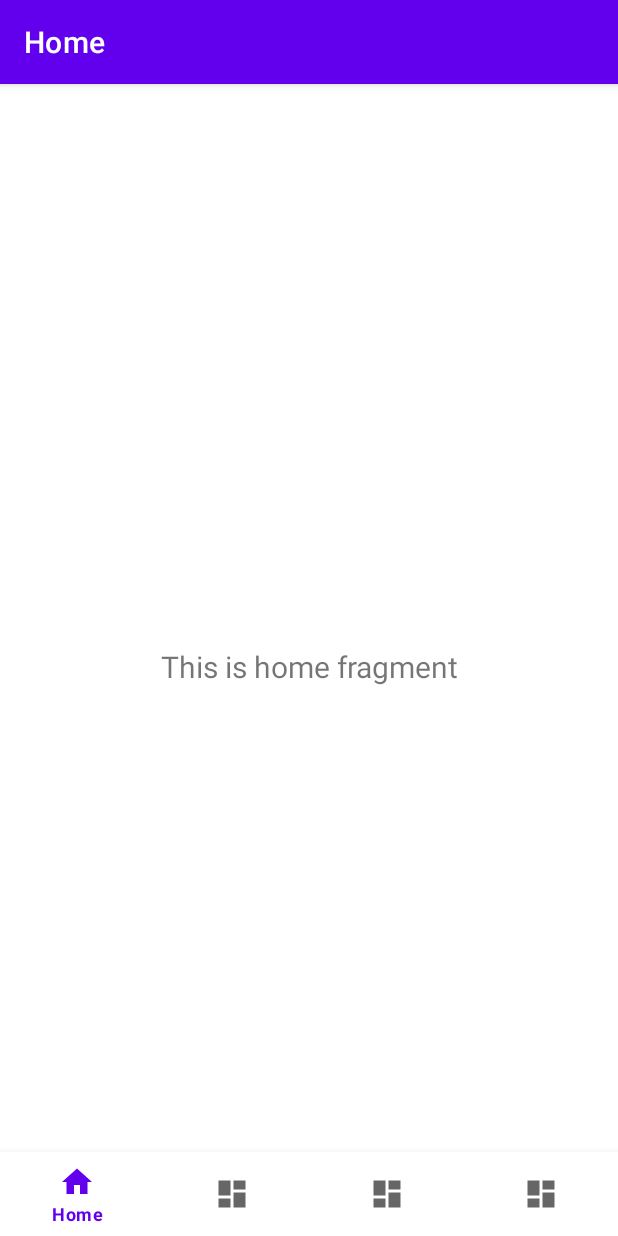
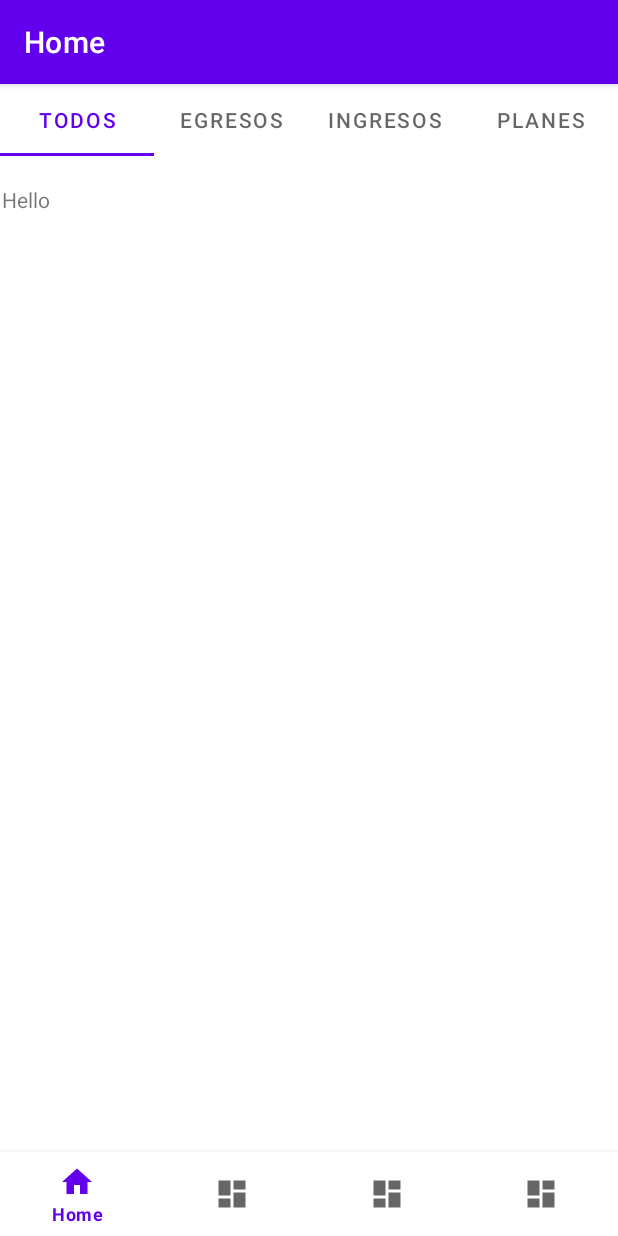
Before and after one commit to marcosherna/wallet_android, an Android app: the screen it shows after launch (MainActivity), on a phone screen of 412 x 824 dp. Run offline under Robolectric (Android 15) with nearby library versions, the light colour scheme and no system bars; our stand-ins replace navigation-ui.

Commit message:
Implementing and configuring the TabLayout

```diff
--- /dev/null
+++ b/app/src/main/java/com/example/wallet/ui/adapters/VPAdapter.java
@@ -0,0 +1,29 @@
+package com.example.wallet.ui.adapters;
+
+import androidx.annotation.NonNull;
+import androidx.fragment.app.Fragment;
+import androidx.viewpager2.adapter.FragmentStateAdapter;
+
+import java.util.ArrayList;
+
+public class VPAdapter extends FragmentStateAdapter {
+    private final ArrayList<Fragment> lstFragments = new ArrayList<>();
+
+    public VPAdapter(@NonNull Fragment fragment) {
+        super(fragment);
+    }
+
+    @NonNull
+    @Override
+    public Fragment createFragment(int position) {
+        return this.lstFragments.get(position);
+    }
+
+    @Override
+    public int getItemCount() {
+        return this.lstFragments.size();
+    }
+    public void addFragment(Fragment fragment) {
+        this.lstFragments.add(fragment);
+    }
+}
--- /dev/null
+++ b/app/src/main/java/com/example/wallet/ui/providers/TapHomeAdapterProvider.java
@@ -0,0 +1,4 @@
+package com.example.wallet.ui.providers;
+
+public class TapHomeAdapterProvider {
+}
--- a/app/src/main/java/com/example/wallet/ui/views/home/HomeFragment.java
+++ b/app/src/main/java/com/example/wallet/ui/views/home/HomeFragment.java
@@ -11,10 +11,26 @@ import androidx.fragment.app.Fragment;
 import androidx.lifecycle.ViewModelProvider;
 
 import com.example.wallet.databinding.FragmentHomeBinding;
+import com.example.wallet.ui.views.home.tabs.all.TabAllFragment;
+import com.example.wallet.ui.views.home.tabs.expense.TabExpenseFragment;
+import com.example.wallet.ui.views.home.tabs.plan.TabPlanFragment;
+import com.example.wallet.ui.views.home.tabs.revenue.TabRevenueFragment;
+import com.example.wallet.utils.TabHelper;
+
+import java.lang.reflect.Array;
+import java.util.ArrayList;
+import java.util.Arrays;
+import java.util.List;
 
 public class HomeFragment extends Fragment {
 
     private FragmentHomeBinding binding;
+     private final ArrayList<Fragment> tabs =new ArrayList<>(Arrays.asList(
+            new TabAllFragment(),
+            new TabExpenseFragment(),
+            new TabRevenueFragment(),
+            new TabPlanFragment()
+    ));
 
     public View onCreateView(@NonNull LayoutInflater inflater,
                              ViewGroup container, Bundle savedInstanceState) {
@@ -24,8 +40,8 @@ public class HomeFragment extends Fragment {
         binding = FragmentHomeBinding.inflate(inflater, container, false);
         View root = binding.getRoot();
 
-        final TextView textView = binding.textHome;
-        homeViewModel.getText().observe(getViewLifecycleOwner(), textView::setText);
+        TabHelper.setupTabLayoutAndViewPager(this, binding.tabLayout, binding.viewPager, tabs);
+
         return root;
     }
 
--- /dev/null
+++ b/app/src/main/java/com/example/wallet/ui/views/home/tabs/all/TabAllFragment.java
@@ -0,0 +1,38 @@
+package com.example.wallet.ui.views.home.tabs.all;
+
+import androidx.lifecycle.ViewModelProvider;
+
+import android.os.Bundle;
+
+import androidx.annotation.NonNull;
+import androidx.annotation.Nullable;
+import androidx.fragment.app.Fragment;
+
+import android.view.LayoutInflater;
+import android.view.View;
+import android.view.ViewGroup;
+
+import com.example.wallet.R;
+import com.example.wallet.databinding.FragmentTabAllBinding;
+
+public class TabAllFragment extends Fragment {
+
+    FragmentTabAllBinding binding;
+    @Override
+    public View onCreateView(@NonNull LayoutInflater inflater, @Nullable ViewGroup container,
+                             @Nullable Bundle savedInstanceState) {
+
+        TabAllViewModel tabAllViewModel = new ViewModelProvider(this).get(TabAllViewModel.class);
+        binding = FragmentTabAllBinding.inflate(inflater, container, false);
+
+        return binding.getRoot();
+    }
+
+    @Override
+    public void onDestroyView() {
+        super.onDestroyView();
+        binding = null;
+    }
+
+
+}
--- /dev/null
+++ b/app/src/main/java/com/example/wallet/ui/views/home/tabs/all/TabAllViewModel.java
@@ -0,0 +1,7 @@
+package com.example.wallet.ui.views.home.tabs.all;
+
+import androidx.lifecycle.ViewModel;
+
+public class TabAllViewModel extends ViewModel {
+    // TODO: Implement the ViewModel
+}
--- /dev/null
+++ b/app/src/main/java/com/example/wallet/utils/TabHelper.java
@@ -0,0 +1,32 @@
+package com.example.wallet.utils;
+
+import androidx.fragment.app.Fragment;
+import androidx.viewpager2.widget.ViewPager2;
+
+import com.example.wallet.ui.adapters.VPAdapter;
+import com.google.android.material.tabs.TabLayout;
+import com.google.android.material.tabs.TabLayoutMediator;
+
+import java.util.ArrayList;
+import java.util.Objects;
+
+public class TabHelper {
+    public static void setupTabLayoutAndViewPager(Fragment context, TabLayout tabLayout, ViewPager2 viewPager, ArrayList<Fragment> fragments) {
+        VPAdapter vpAdapter = new VPAdapter(context);
+
+        for (Fragment fragment : fragments) {
+            vpAdapter.addFragment(fragment);
+        }
+
+        viewPager.setAdapter(vpAdapter);
+
+        tabLayout.addOnTabSelectedListener(new TabSelectedListener(viewPager));
+        viewPager.registerOnPageChangeCallback(new ViewPager2.OnPageChangeCallback() {
+            @Override
+            public void onPageSelected(int position) {
+                super.onPageSelected(position);
+                Objects.requireNonNull(tabLayout.getTabAt(position)).select();
+            }
+        });
+    }
+}
--- /dev/null
+++ b/app/src/main/java/com/example/wallet/utils/TabSelectedListener.java
@@ -0,0 +1,30 @@
+package com.example.wallet.utils;
+
+import androidx.viewpager.widget.ViewPager;
+import androidx.viewpager2.widget.ViewPager2;
+
+import com.google.android.material.tabs.TabLayout;
+
+public class TabSelectedListener implements TabLayout.OnTabSelectedListener {
+
+    private final ViewPager2 viewPager;
+
+    public TabSelectedListener(ViewPager2 viewPager) {
+        this.viewPager = viewPager;
+    }
+
+    @Override
+    public void onTabSelected(TabLayout.Tab tab) {
+        viewPager.setCurrentItem(tab.getPosition());
+    }
+
+    @Override
+    public void onTabUnselected(TabLayout.Tab tab) {
+        // Acción opcional si necesitas manejar esto
+    }
+
+    @Override
+    public void onTabReselected(TabLayout.Tab tab) {
+        // Acción opcional si necesitas manejar esto
+    }
+}
--- a/app/src/main/res/layout/fragment_home.xml
+++ b/app/src/main/res/layout/fragment_home.xml
@@ -6,17 +6,43 @@
     android:layout_height="match_parent"
     tools:context=".ui.views.home.HomeFragment">
 
-    <TextView
-        android:id="@+id/text_home"
+    <com.google.android.material.tabs.TabLayout
+        android:id="@+id/tabLayout"
         android:layout_width="match_parent"
         android:layout_height="wrap_content"
-        android:layout_marginStart="8dp"
-        android:layout_marginTop="8dp"
-        android:layout_marginEnd="8dp"
-        android:textAlignment="center"
-        android:textSize="20sp"
+        app:layout_constraintEnd_toEndOf="parent"
+        app:layout_constraintStart_toStartOf="parent"
+        app:layout_constraintTop_toTopOf="parent">
+
+        <com.google.android.material.tabs.TabItem
+            android:layout_width="wrap_content"
+            android:layout_height="wrap_content"
+            android:text="@string/txt_all" />
+
+        <com.google.android.material.tabs.TabItem
+            android:layout_width="wrap_content"
+            android:layout_height="wrap_content"
+            android:text="@string/txt_expense" />
+
+        <com.google.android.material.tabs.TabItem
+            android:layout_width="wrap_content"
+            android:layout_height="wrap_content"
+            android:text="@string/txt_revenue" />
+
+        <com.google.android.material.tabs.TabItem
+            android:layout_width="wrap_content"
+            android:layout_height="wrap_content"
+            android:text="@string/txt_plan" />
+
+    </com.google.android.material.tabs.TabLayout>
+
+    <androidx.viewpager2.widget.ViewPager2
+        android:id="@+id/viewPager"
+        android:layout_width="409dp"
+        android:layout_height="681dp"
         app:layout_constraintBottom_toBottomOf="parent"
         app:layout_constraintEnd_toEndOf="parent"
         app:layout_constraintStart_toStartOf="parent"
-        app:layout_constraintTop_toTopOf="parent" />
+        app:layout_constraintTop_toBottomOf="@+id/tabLayout" />
+
 </androidx.constraintlayout.widget.ConstraintLayout>
--- /dev/null
+++ b/app/src/main/res/layout/fragment_tab_all.xml
@@ -0,0 +1,13 @@
+<?xml version="1.0" encoding="utf-8"?>
+<FrameLayout xmlns:android="http://schemas.android.com/apk/res/android"
+    xmlns:tools="http://schemas.android.com/tools"
+    android:layout_width="match_parent"
+    android:layout_height="match_parent"
+    tools:context=".ui.views.home.tabs.all.TabAllFragment">
+
+    <TextView
+        android:layout_width="match_parent"
+        android:layout_height="match_parent"
+        android:text="Hello" />
+
+</FrameLayout>
--- a/app/src/main/res/values/strings.xml
+++ b/app/src/main/res/values/strings.xml
@@ -4,6 +4,7 @@
     <string name="title_dashboard">Dashboard</string>
     <string name="title_notifications">Notifications</string>
 
+    <string name="txt_all">Todos</string>
     <string name="txt_expense">Egresos</string>
     <string name="txt_revenue">Ingresos</string>
     <string name="txt_tip">Consejos</string>
```
Also changed, not shown: app/src/main/java/com/example/wallet/ui/views/home/tabs/expense/TabExpenseFragment.java (added, +37 -0 lines), app/src/main/java/com/example/wallet/ui/views/home/tabs/expense/TabExpenseViewModel.java (added, +7 -0 lines), app/src/main/java/com/example/wallet/ui/views/home/tabs/plan/TabPlanFragment.java (added, +36 -0 lines), app/src/main/java/com/example/wallet/ui/views/home/tabs/plan/TabPlanViewModel.java (added, +7 -0 lines), app/src/main/java/com/example/wallet/ui/views/home/tabs/revenue/TabRevenueFragment.java (added, +37 -0 lines), app/src/main/java/com/example/wallet/ui/views/home/tabs/revenue/TabRevenueViewModel.java (added, +7 -0 lines), app/src/main/res/layout/fragment_tab_expense.xml (added, +13 -0 lines), app/src/main/res/layout/fragment_tab_plan.xml (added, +13 -0 lines), app/src/main/res/layout/fragment_tab_revenue.xml (added, +13 -0 lines).
